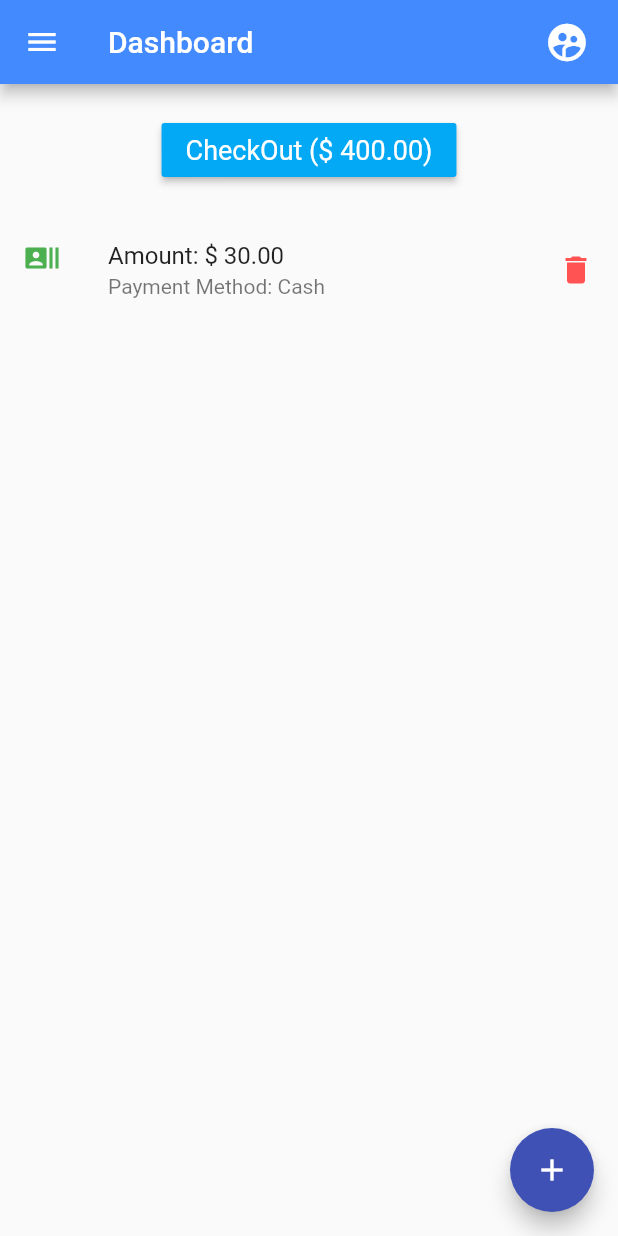
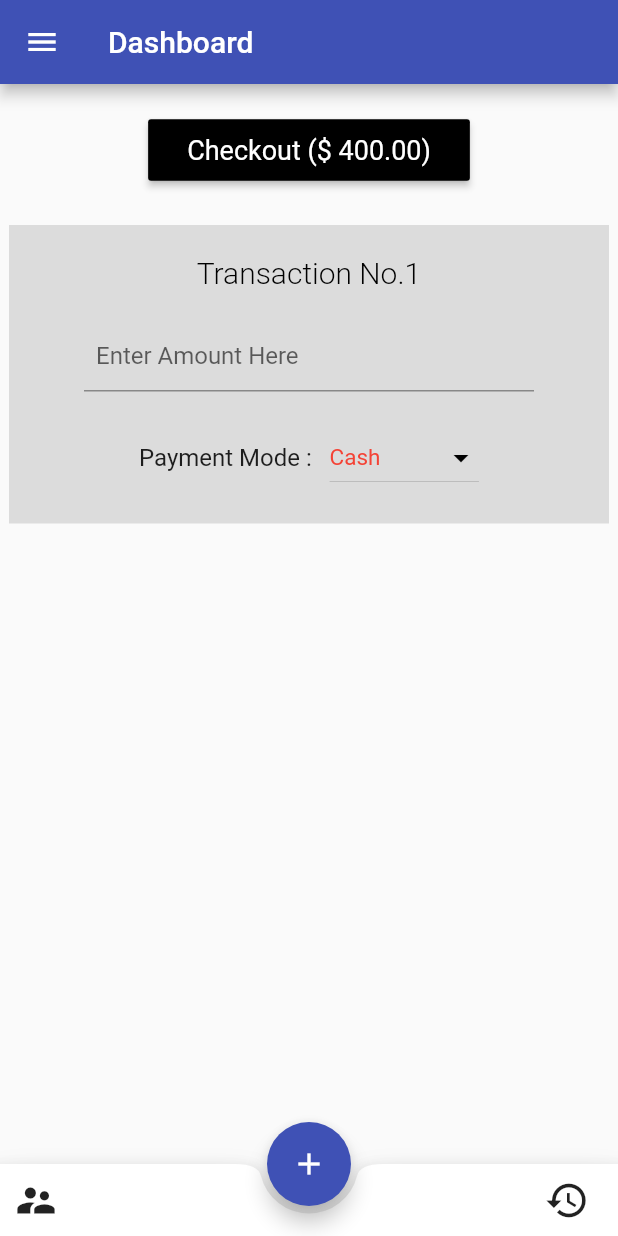
Before and after one commit to mornville/Register, a Flutter app: the Home screen opened by its route, after a tap on the "add" icon, on a phone screen of 412 x 824 dp. Run offline on Flutter 3.47's test engine with Material 2 defaults, Android fonts, the phone set to English and light mode, and no system bars.

Commit message:
Added BottomNavBar to homeScreen

```diff
--- a/register_app/lib/screens/home.dart
+++ b/register_app/lib/screens/home.dart
@@ -1,4 +1,6 @@
 import 'package:flutter/material.dart';
+
+int number = 0;
 
 class Home extends StatefulWidget {
   @override
@@ -9,16 +11,13 @@ class Home extends StatefulWidget {
 }
 
 class _HomeState extends State<Home> {
-
   //DynamicWidget
   List<DynamicWidget> listDynamic = [];
-  addDynamic(){
+  addDynamic() {
+    number++;
     listDynamic.add(DynamicWidget());
-    setState(() {
-
-    });
+    setState(() {});
   }
-
 
   //BackchodAlert
   Future<bool> alertBox() {
@@ -26,7 +25,10 @@ class _HomeState extends State<Home> {
         context: context,
         builder: (BuildContext context) {
           return AlertDialog(
-            title: Text('gaand me Chull', style: TextStyle(fontSize: 16.0,fontWeight: FontWeight.w300),),
+            title: Text(
+              'gaand me Chull',
+              style: TextStyle(fontSize: 16.0, fontWeight: FontWeight.w300),
+            ),
             actions: <Widget>[
               FlatButton(
                 child: Text('Ok'),
@@ -34,14 +36,10 @@ class _HomeState extends State<Home> {
                   Navigator.of(context).pop(false);
                 },
               ),
-
             ],
           );
         });
   }
-
-
-
 
   Future<bool> _onBackPressed() {
     return showDialog(
@@ -77,33 +75,60 @@ class _HomeState extends State<Home> {
       onWillPop: _onBackPressed,
       child: Container(
         child: Scaffold(
-          appBar: AppBar(
-            backgroundColor: Colors.blueAccent,
-            title: Text("Dashboard"),
-            actions: <Widget>[
+          appBar: AppBar(title: Text('Dashboard')),
+          floatingActionButtonLocation:
+              FloatingActionButtonLocation.centerDocked,
+          floatingActionButton: FloatingActionButton(
+            child: Icon(Icons.add),
+            onPressed: () {
+              addDynamic();
+            },
+            tooltip: 'Press To Add Transaction',
+          ),
+          bottomNavigationBar: BottomAppBar(
+
+            shape: CircularNotchedRectangle(),
+            notchMargin: 5.0,
+            child: Row(
+              mainAxisSize: MainAxisSize.max,
+              mainAxisAlignment: MainAxisAlignment.spaceBetween,
+              children: <Widget>[
+                IconButton(
+                  icon: Icon(Icons.supervisor_account)
+                  ,
+                  iconSize: 30.0,
+                  onPressed: () {},
+                ),
                 Padding(
                   padding: EdgeInsets.only(right: 10.0),
                   child: IconButton(
-                  icon: Icon(Icons.supervised_user_circle),
+                    icon: Icon(Icons.history),
                     iconSize: 30.0,
-                  onPressed: () {
-                    alertBox();
-                  },
+                    onPressed: () {},
                   ),
                 ),
               ],
+            ),
           ),
           drawer: Drawer(
             child: ListView(
               children: <Widget>[
                 UserAccountsDrawerHeader(
-                  accountName: Text('ASHUTOSH',style: TextStyle(fontSize: 18.0,fontWeight: FontWeight.w300,letterSpacing: 1.5),),
+                  accountName: Text(
+                    'ASHUTOSH',
+                    style: TextStyle(
+                        fontSize: 12.0,
+                        fontWeight: FontWeight.w300,
+                        letterSpacing: 1.2),
+                  ),
                   currentAccountPicture: GestureDetector(
                     child: CircleAvatar(
                       backgroundImage: AssetImage("images/user.png"),
                     ),
                   ),
-                  accountEmail: Text('aj97389@gmail.com',),
+                  accountEmail: Text(
+                    'aj97389@gmail.com',
+                  ),
                   decoration: BoxDecoration(
                       gradient: LinearGradient(
                     // Where the linear gradient begins and ends
@@ -118,7 +143,8 @@ class _HomeState extends State<Home> {
                       Colors.deepOrange[600],
                       Colors.deepOrange[400],
                     ],
-                    )),                ),
+                  )),
+                ),
                 ListTile(
                   title: Text('Transactions'),
                   leading: Icon(Icons.account_balance),
@@ -163,12 +189,6 @@ class _HomeState extends State<Home> {
               ],
             ),
           ),
-          floatingActionButton: FloatingActionButton(
-            onPressed: () {
-              addDynamic();
-            },
-            child: Icon(Icons.add),
-          ),
           body: Container(
             child: Column(
               children: <Widget>[
@@ -176,12 +196,16 @@ class _HomeState extends State<Home> {
                   padding: EdgeInsets.all(20.0),
                   child: Center(
                     child: RaisedButton(
-                      color: Colors.lightBlue,
+
+                      color: Colors.black,
+
                       onPressed: () {
                         Navigator.of(context).pushNamed('/HomePage');
                       },
+                      child: Padding(
+                        padding: EdgeInsets.all(10.0),
                         child: Text(
-                        'CheckOut (\$ 400.00)',
+                          'Checkout (\$ 400.00)',
                           style: TextStyle(
                               color: Colors.white,
                               fontSize: 18.0,
@@ -190,10 +214,11 @@ class _HomeState extends State<Home> {
                       ),
                     ),
                   ),
+                ),
                 Flexible(
                   child: ListView.builder(
                       itemCount: listDynamic.length,
-                      itemBuilder: (_,index) => listDynamic[index]),
+                      itemBuilder: (context, index) => listDynamic[index]),
                 ),
               ],
             ),
@@ -204,20 +229,111 @@ class _HomeState extends State<Home> {
   }
 }
 
+class DynamicWidget extends StatefulWidget {
+  @override
+  State<StatefulWidget> createState() {
+    // TODO: implement createState
+    return _DynamicWidgetState();
+  }
+}
 
-class DynamicWidget extends StatelessWidget
-{
+class _DynamicWidgetState extends State<DynamicWidget> {
+  List _paymentModes = [
+    "Cash",
+    "UPI",
+    "Google Pay",
+    "PayTM",
+  ];
+
+  List<DropdownMenuItem<String>> _dropDownMenuItems;
+  String _currentCity;
+  @override
+  void initState() {
+    _dropDownMenuItems = getDropDownMenuItems();
+    _currentCity = _dropDownMenuItems[0].value;
+    super.initState();
+  }
+
+  List<DropdownMenuItem<String>> getDropDownMenuItems() {
+    List<DropdownMenuItem<String>> items = new List();
+    for (String city in _paymentModes) {
+      items.add(new DropdownMenuItem(value: city, child: new Text(city)));
+    }
+    return items;
+  }
+
   @override
   Widget build(BuildContext context) {
     // TODO: implement build
-    return Container(
-      child: ListTile(
-        leading: Icon(Icons.recent_actors,color: Colors.green,),
-        title: Text('Amount: \$ 30.00'),
-        trailing: Icon(Icons.delete,color: Colors.redAccent,),
-        subtitle: Text('Payment Method: Cash'),
+
+    return Padding(
+      padding: EdgeInsets.all(6.0),
+      child: Container(
+        decoration: BoxDecoration(
+          color: Colors.black12,
+
+        ),
+        child: Column(
+          children: <Widget>[
+            Padding(
+              padding: EdgeInsets.all(20.0),
+              child: Text(
+                'Transaction No.$number',
+                style: TextStyle(
+                    color: Colors.black,
+                    fontWeight: FontWeight.w300,
+                    fontSize: 20.0),
+              ),
+            ),
+            //password
+            Container(
+              width: 300.0,
+              child: Padding(
+                padding: EdgeInsets.all(0.0),
+                child: TextField(
+                  keyboardType: TextInputType.number,
+                  style: TextStyle(
+                    color: Colors.black,
+                  ),
+                  decoration: InputDecoration(
+                    hintText: 'Enter Amount Here',
+                    contentPadding: EdgeInsets.all(8.0),
+                  ),
+                ),
+              ),
+            ),
+            Container(
+              width: 300.0,
+              child: Padding(
+                padding: EdgeInsets.all(20.0),
+                child: Row(
+                  mainAxisAlignment: MainAxisAlignment.center,
+                  children: <Widget>[
+                    Text(
+                      'Payment Mode :   ',
+                      style: TextStyle(
+                          fontWeight: FontWeight.w400, fontSize: 16.0),
+                    ),
+                    DropdownButton(
+                      iconEnabledColor: Colors.black,
+                      value: _currentCity,
+                      items: _dropDownMenuItems,
+                      onChanged: changedDropDownItem,
+                      style: TextStyle(fontSize: 15.0, color: Colors.red),
+                    ),
+                  ],
+                ),
+              ),
+            ),
+          ],
+        ),
       ),
     );
   }
 
+  void changedDropDownItem(String selectedCity) {
+    setState(() {
+      _currentCity = selectedCity;
+    });
   }
+}
--- a/register_app/lib/screens/login.dart
+++ b/register_app/lib/screens/login.dart
@@ -41,7 +41,9 @@ class _LoginPageState extends State<LoginPage> {
             decoration: BoxDecoration(color: Colors.blue),
           ),
           Column(
-            mainAxisAlignment: MainAxisAlignment.start,
+            mainAxisAlignment: MainAxisAlignment.center,
+            crossAxisAlignment: CrossAxisAlignment.center,
+
             children: <Widget>[
               Expanded(
                 flex: 3,
--- a/register_app/lib/screens/signIn.dart
+++ b/register_app/lib/screens/signIn.dart
@@ -39,6 +39,7 @@ class _SignInState extends State<SignIn> {
                             child: Padding(
                               padding: EdgeInsets.all(20.0),
                               child: ListView(
+
                                 children: <Widget>[
                                  Column(
                                    children: <Widget>[
@@ -52,6 +53,11 @@ class _SignInState extends State<SignIn> {
                                            AssetImage("images/user.png"),
                                          ),
                                        ),
+
+
+
+
+
 
 
                                      Padding(
```
Lines whose indentation alone changed are shown as unchanged.
